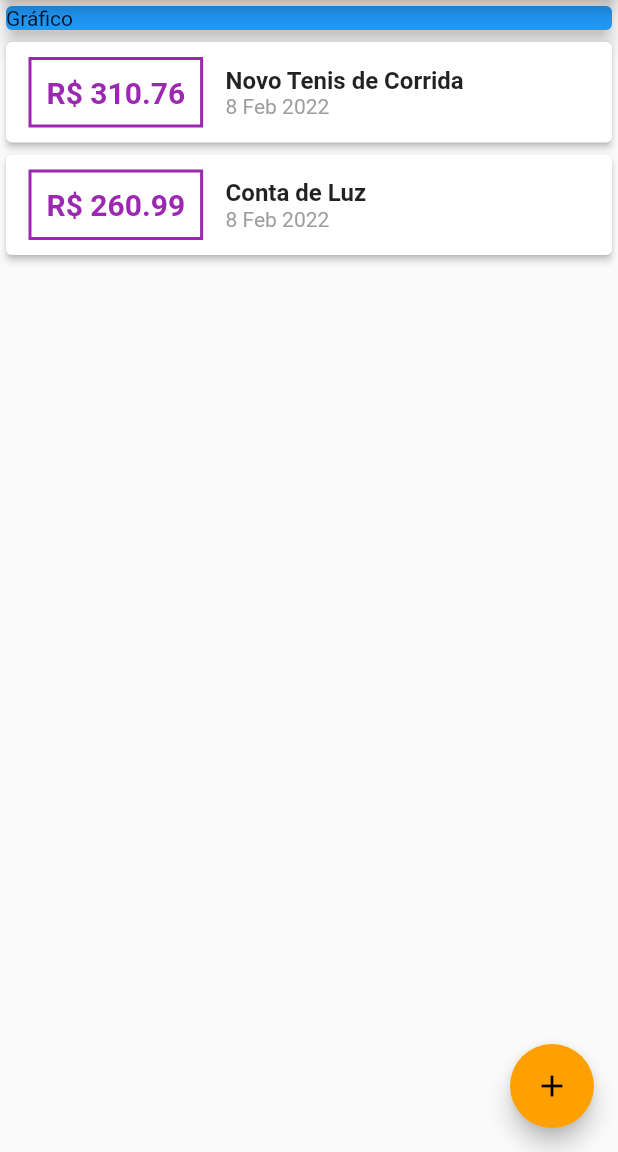
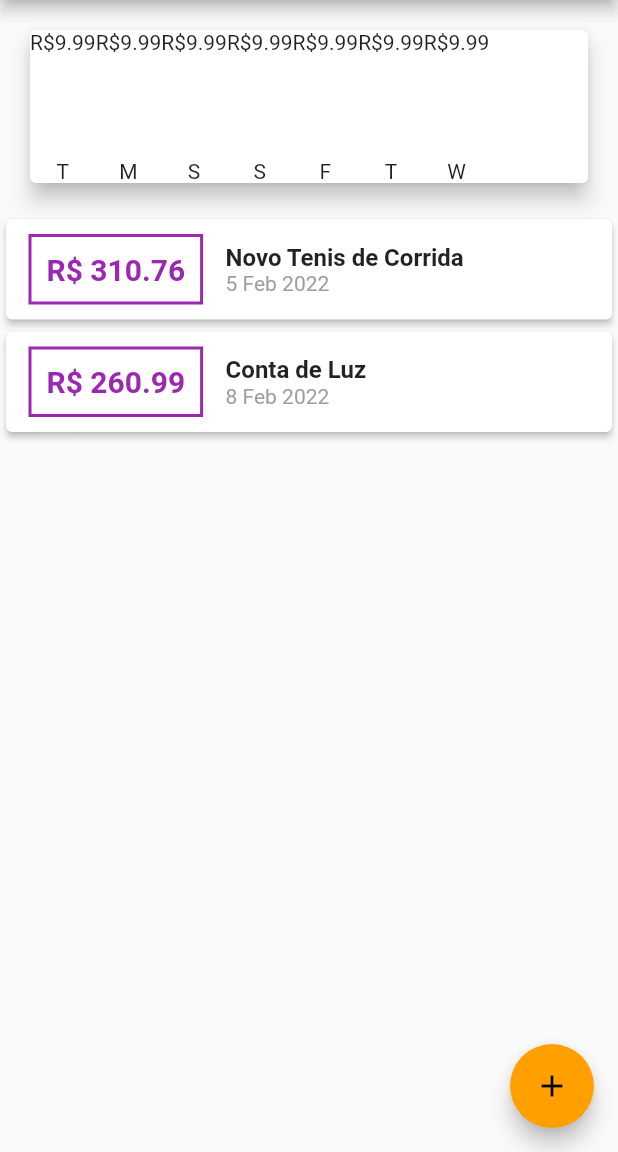
Before and after one commit to diegojaldim/expenses_app, a Flutter app: the screen it shows after launch, on a phone screen of 412 x 824 dp, the part 84-1236 px from its top. Run offline on Flutter 3.47's test engine with Material 2 defaults, Android fonts, the phone set to English and light mode, and no system bars.

Commit message:
Create chart component

```diff
--- /dev/null
+++ b/lib/components/chart.dart
@@ -0,0 +1,43 @@
+import 'package:flutter/material.dart';
+import 'package:expenses/models/transaction.dart';
+import 'package:intl/intl.dart';
+import 'chart_bar.dart';
+
+class Chart extends StatelessWidget {
+
+  final List<Transaction> recentTransactions;
+
+  const Chart(this.recentTransactions, { Key? key }) : super(key: key);
+
+  List<Map<String, Object>> get groupedTransactions {
+    return List.generate(7, (index) {
+      final weekDay = DateTime.now().subtract(
+        Duration(days: index)
+      );
+
+      double totalSum = 0.0;
+
+      return {
+        'day': DateFormat.E().format(weekDay)[0],
+        'value': 9.99
+      };
+    });
+  }
+
+  @override
+  Widget build(BuildContext context) {
+    return Card(
+      elevation: 6,
+      margin: EdgeInsets.all(20),
+      child: Row(
+        children: groupedTransactions.map((tr) {
+          return ChartBar(
+            label: tr['day'].toString(),
+            value: tr['value'].toString(),
+            percentage: 0
+          );
+        }).toList(),
+      ),
+    );
+  }
+}
--- /dev/null
+++ b/lib/components/chart_bar.dart
@@ -0,0 +1,34 @@
+import 'package:flutter/material.dart';
+
+class ChartBar extends StatelessWidget {
+
+  final String label;
+
+  final String value;
+
+  final double percentage;
+
+  const ChartBar({
+    required this.label,
+    required this.value,
+    required this.percentage,
+    Key? key
+  }) : super(key: key);
+
+  @override
+  Widget build(BuildContext context) {
+    return Column(
+      children: <Widget>[
+        Text('R\$$value'),
+        SizedBox(height: 5),
+        Container(
+          height: 60,
+          width: 10,
+          child: null,
+        ),
+        SizedBox(height: 5),
+        Text(label)
+      ],
+    );
+  }
+}
--- a/lib/main.dart
+++ b/lib/main.dart
@@ -1,3 +1,4 @@
+import 'package:expenses/components/chart.dart';
 import 'package:flutter/material.dart';
 import 'dart:math';
 import 'package:expenses/components/transaction_form.dart';
@@ -51,12 +52,12 @@ class MyHomePage extends StatefulWidget {
 
 class _MyHomePageState extends State<MyHomePage> {
 
-  final _transactions = [
+  final List<Transaction> _transactions = [
     Transaction(
       id: 't1',
       title: 'Novo Tenis de Corrida',
       value: 310.76,
-      date: DateTime.now()
+      date: DateTime.now().subtract(const Duration(days: 3))
     ),
     Transaction(
       id: 't2',
@@ -66,12 +67,20 @@ class _MyHomePageState extends State<MyHomePage> {
     ),
   ];
 
+  List<Transaction> get _recentTransactions {
+    return _transactions.where((tr) {
+      return tr.date.isAfter(DateTime.now().subtract(
+        const Duration(days: 7))
+      );
+    }).toList();
+  }
+
   _addTransaction(String title, double value) {
     final newTransaction = Transaction(
       id: Random().nextDouble().toString(),
       title: title,
       value: value,
-      date: DateTime.now()
+      date: DateTime.now().subtract(const Duration(days: 3))
     );
 
     setState(() {
@@ -108,13 +117,8 @@ class _MyHomePageState extends State<MyHomePage> {
         child: Column(
           crossAxisAlignment: CrossAxisAlignment.stretch,
           children: <Widget>[
-            Container(
-              width: double.infinity,
-              child: const Card(
-                color: Colors.blue,
-                child: Text('Gráfico'),
-                elevation: 5,
-              ),
+            Chart(
+              _recentTransactions
             ),
             TransactionList(
               _transactions
--- a/pubspec.yaml
+++ b/pubspec.yaml
@@ -59,9 +59,8 @@ flutter:
   uses-material-design: true
 
   # To add assets to your application, add an assets section, like this:
-  # assets:
-  #   - images/a_dot_burr.jpeg
-  #   - images/a_dot_ham.jpeg
+  assets:
+    - assets/images/waiting.png
 
   # An image asset can refer to one or more resolution-specific "variants", see
   # https://flutter.dev/assets-and-images/#resolution-aware.
```
Also changed, not shown: assets/images/waiting.png (added).
